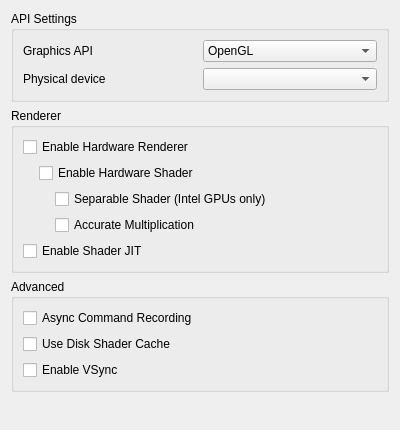
skblt/citra, file src/citra_qt/configuration/configure_graphics.ui: the form before one commit.
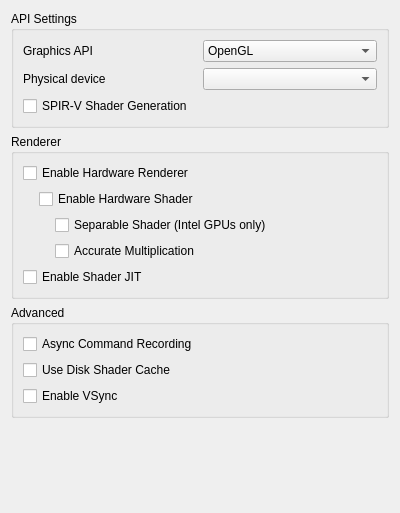
The form after the commit.

Commit message: citra_qt: Add SPIR-V shader option

What changed in the file:
```diff
--- a/src/citra_qt/configuration/configure_graphics.ui
+++ b/src/citra_qt/configuration/configure_graphics.ui
@@ -7,7 +7,7 @@
     <x>0</x>
     <y>0</y>
     <width>400</width>
-    <height>430</height>
+    <height>513</height>
    </rect>
   </property>
   <property name="minimumSize">
@@ -70,6 +70,13 @@
         </item>
        </layout>
       </item>
+      <item>
+       <widget class="QCheckBox" name="spirv_shader_gen">
+        <property name="text">
+         <string>SPIR-V Shader Generation</string>
+        </property>
+       </widget>
+      </item>
      </layout>
     </widget>
    </item>
```
The commit also changes 9 other files.
